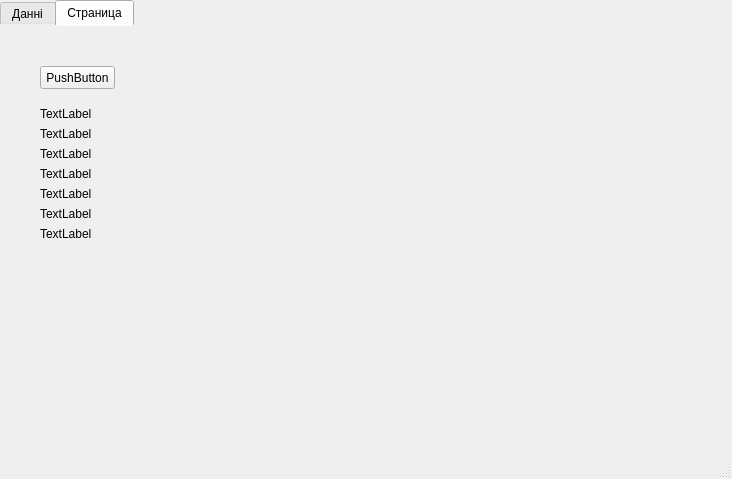
Above: mainwindow.ui from 0wn3r/matstat before the change. Below: the same form after it.
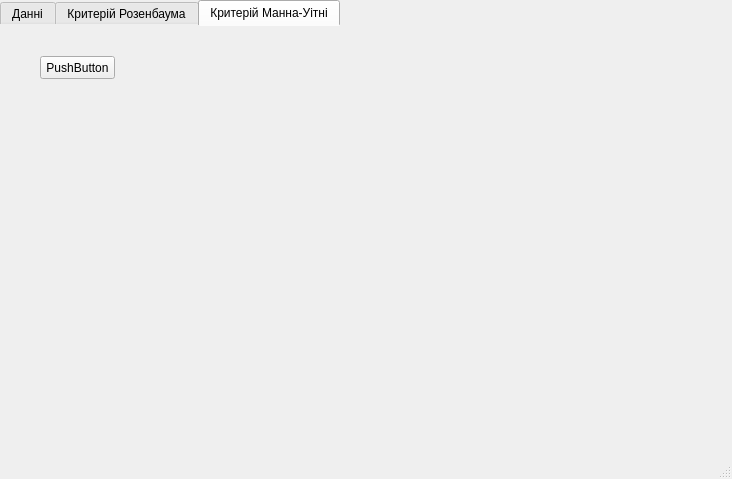
That is the form after the change.

```diff
--- a/mainwindow.ui
+++ b/mainwindow.ui
@@ -32,7 +32,7 @@
 }</string>
     </property>
     <property name="currentIndex">
-     <number>1</number>
+     <number>2</number>
     </property>
     <widget class="QWidget" name="tab">
      <property name="enabled">
@@ -143,7 +143,7 @@
     </widget>
     <widget class="QWidget" name="tab_2">
      <attribute name="title">
-      <string>Страница</string>
+      <string>Критерій Розенбаума</string>
      </attribute>
      <widget class="QPushButton" name="pushButton_2">
       <property name="geometry">
@@ -250,6 +250,24 @@
       </property>
      </widget>
     </widget>
+    <widget class="QWidget" name="tab_3">
+     <attribute name="title">
+      <string>Критерій Манна-Уітні</string>
+     </attribute>
+     <widget class="QPushButton" name="pushButton_3">
+      <property name="geometry">
+       <rect>
+        <x>40</x>
+        <y>30</y>
+        <width>75</width>
+        <height>23</height>
+       </rect>
+      </property>
+      <property name="text">
+       <string>PushButton</string>
+      </property>
+     </widget>
+    </widget>
    </widget>
   </widget>
   <widget class="QMenuBar" name="menuBar">
```
Left out of the diff: 4 changed lines with no effect on the pictures.
